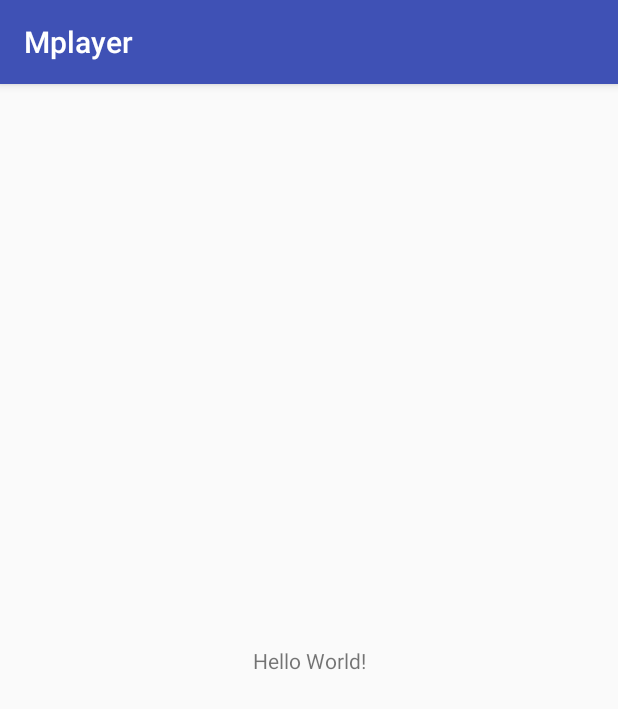
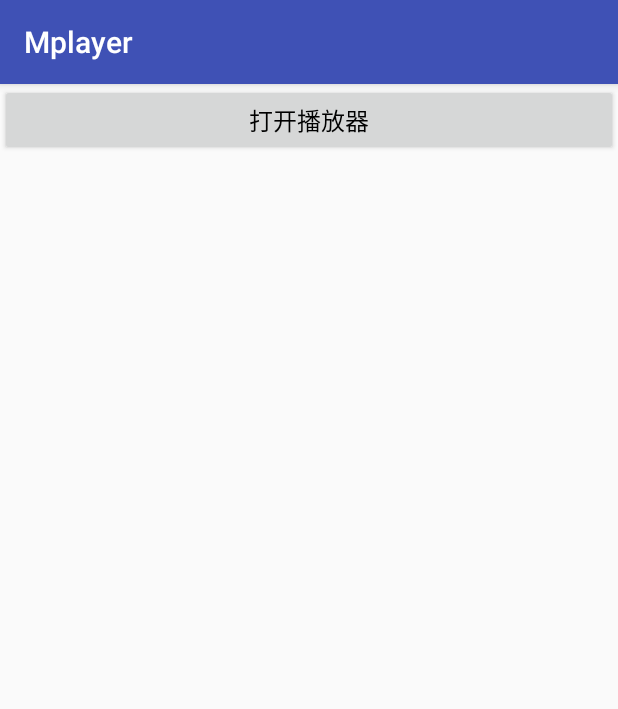
Before and after one commit to JingBin4679/MediaPlayer, an Android app: the screen it shows after launch (MainActivity), on a phone screen of 412 x 824 dp. Shown: the top 709 px of the screen. Run offline under Robolectric (Android 15) with nearby library versions, the phone set to English and light mode, and no system bars.

Commit message:
提交测试代码

```diff
--- a/app/build.gradle
+++ b/app/build.gradle
@@ -1,7 +1,7 @@
 apply plugin: 'com.android.application'
 
 android {
-    compileSdkVersion 26
+    compileSdkVersion 25
     buildToolsVersion "25.0.3"
     defaultConfig {
         applicationId "com.easedroid.mplayer"
@@ -20,11 +20,11 @@ android {
 }
 
 dependencies {
-    compile fileTree(dir: 'libs', include: ['*.jar'])
+    compile fileTree(include: ['*.jar'], dir: 'libs')
     androidTestCompile('com.android.support.test.espresso:espresso-core:2.2.2', {
         exclude group: 'com.android.support', module: 'support-annotations'
     })
-    compile 'com.android.support:appcompat-v7:26.+'
+    compile 'com.android.support:appcompat-v7:25.1.1'
     compile 'com.android.support.constraint:constraint-layout:1.0.2'
     testCompile 'junit:junit:4.12'
 }
--- a/app/src/main/java/com/easedroid/mplayer/MainActivity.java
+++ b/app/src/main/java/com/easedroid/mplayer/MainActivity.java
@@ -1,13 +1,31 @@
 package com.easedroid.mplayer;
 
+import android.content.Intent;
 import android.support.v7.app.AppCompatActivity;
 import android.os.Bundle;
+import android.view.View;
+import android.widget.Button;
 
-public class MainActivity extends AppCompatActivity {
+public class MainActivity extends AppCompatActivity implements View.OnClickListener {
+
+    private Button openPlayerButton;
 
     @Override
     protected void onCreate(Bundle savedInstanceState) {
         super.onCreate(savedInstanceState);
         setContentView(R.layout.activity_main);
+
+        openPlayerButton = (Button) findViewById(R.id.id_open_player);
+        openPlayerButton.setOnClickListener(this);
+    }
+
+    @Override
+    public void onClick(View view) {
+        switch (view.getId()) {
+            case R.id.id_open_player:
+                Intent intent = new Intent(this, PlayerActivity.class);
+                startActivity(intent);
+                break;
+        }
     }
 }
--- a/app/src/main/res/layout/activity_main.xml
+++ b/app/src/main/res/layout/activity_main.xml
@@ -1,19 +1,18 @@
 <?xml version="1.0" encoding="utf-8"?>
-<android.support.constraint.ConstraintLayout
+<LinearLayout
     xmlns:android="http://schemas.android.com/apk/res/android"
-    xmlns:app="http://schemas.android.com/apk/res-auto"
     xmlns:tools="http://schemas.android.com/tools"
     android:layout_width="match_parent"
     android:layout_height="match_parent"
+    android:orientation="vertical"
     tools:context="com.easedroid.mplayer.MainActivity">
 
-    <TextView
-        android:layout_width="wrap_content"
+    <Button
+        android:id="@+id/id_open_player"
+        android:layout_width="match_parent"
         android:layout_height="wrap_content"
-        android:text="Hello World!"
-        app:layout_constraintBottom_toBottomOf="parent"
-        app:layout_constraintLeft_toLeftOf="parent"
-        app:layout_constraintRight_toRightOf="parent"
-        app:layout_constraintTop_toTopOf="parent"/>
+        android:text="@string/open_player"
+        android:textColor="@color/colorBlack"
+        android:textSize="16sp"/>
 
-</android.support.constraint.ConstraintLayout>
+</LinearLayout>
--- /dev/null
+++ b/app/src/main/res/layout/activity_player.xml
@@ -0,0 +1,6 @@
+<?xml version="1.0" encoding="utf-8"?>
+<SurfaceView
+    xmlns:android="http://schemas.android.com/apk/res/android"
+    android:id="@+id/id_surface_view"
+    android:layout_width="match_parent"
+    android:layout_height="match_parent"/>
--- a/app/src/main/res/values/colors.xml
+++ b/app/src/main/res/values/colors.xml
@@ -3,4 +3,5 @@
     <color name="colorPrimary">#3F51B5</color>
     <color name="colorPrimaryDark">#303F9F</color>
     <color name="colorAccent">#FF4081</color>
+    <color name="colorBlack">#000000</color>
 </resources>
--- a/app/src/main/res/values/strings.xml
+++ b/app/src/main/res/values/strings.xml
@@ -1,3 +1,4 @@
 <resources>
     <string name="app_name">Mplayer</string>
+    <string name="open_player">打开播放器</string>
 </resources>
```
Also changed, not shown: app/src/main/AndroidManifest.xml (+9 -0 lines), app/src/main/java/com/easedroid/mplayer/PlayerActivity.java (added, +99 -0 lines).
